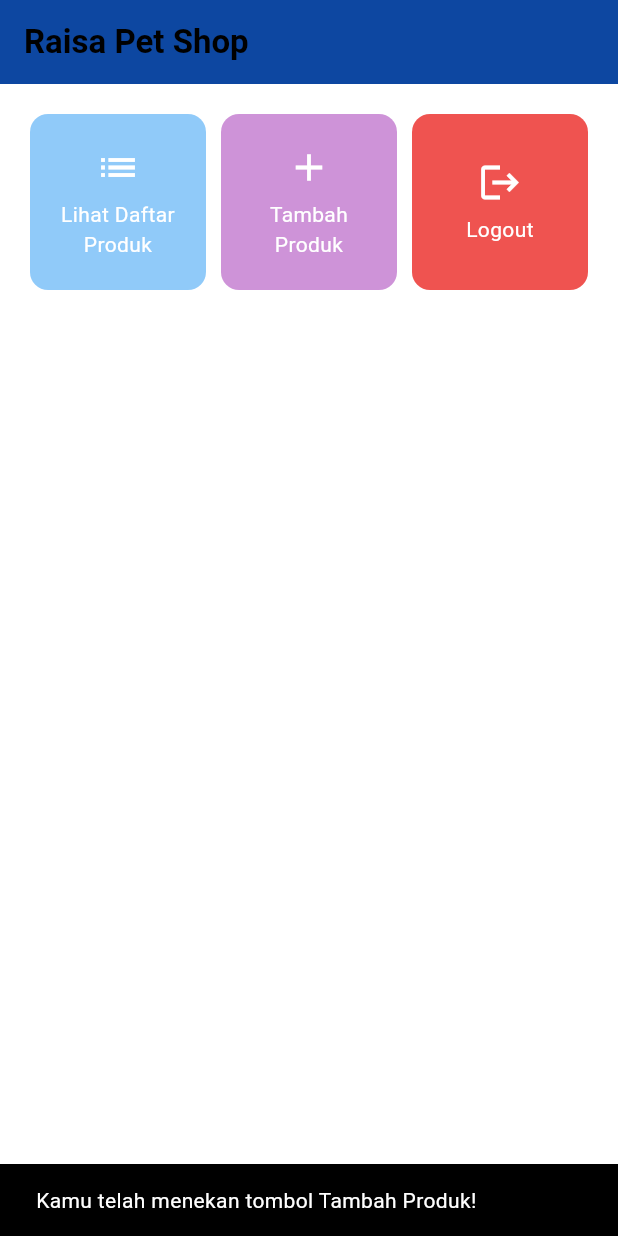
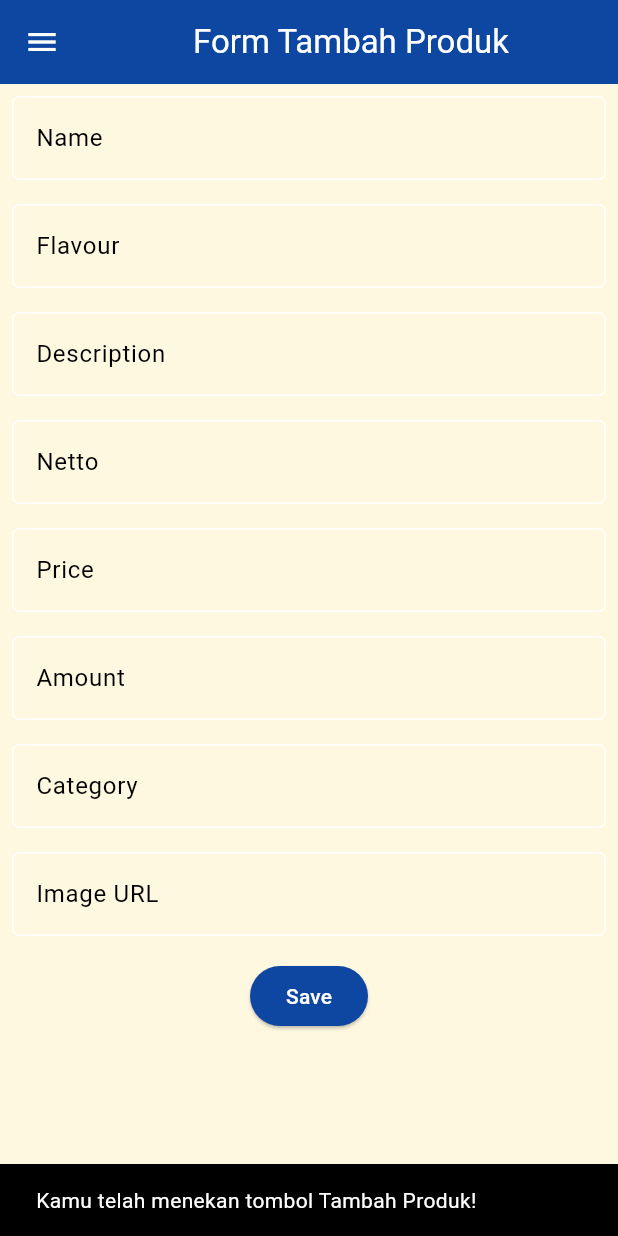
Before and after one commit to raisassc/raisa-petshop-mobile, a Flutter app: the screen it shows after launch, after a tap on "Tambah Produk", on a phone screen of 412 x 824 dp. Run offline on Flutter 3.47's test engine with Material 3 defaults, Android fonts, the phone set to English and light mode, and no system bars.

Commit message:
menyelesaikan tugas 8

```diff
--- a/lib/main.dart
+++ b/lib/main.dart
@@ -1,5 +1,5 @@
 import 'package:flutter/material.dart';
-import 'package:petshop_mobile/menu.dart';
+import 'package:petshop_mobile/screens/menu.dart';
 
 void main() {
   runApp(const MyApp());
@@ -29,7 +29,7 @@ class MyApp extends StatelessWidget {
         //
         // This works for code too, not just values: Most code changes can be
         // tested with just a hot reload.
-        colorScheme: ColorScheme.fromSwatch(primarySwatch: Colors.amber).copyWith(secondary: Colors.amber[50]),
+        colorScheme: ColorScheme.fromSwatch(primarySwatch: Colors.blue).copyWith(secondary: Colors.blue[900]),
         useMaterial3: true,
       ),
       home: MyHomePage(),
--- /dev/null
+++ b/lib/screens/menu.dart
@@ -0,0 +1,44 @@
+import 'package:flutter/material.dart';
+import 'package:petshop_mobile/widgets/left_drawer.dart';
+import 'package:petshop_mobile/widgets/product_card.dart';
+
+class MyHomePage extends StatelessWidget {
+  MyHomePage({super.key});
+
+  final List<ItemHomepage> items = [
+    ItemHomepage("Lihat Daftar Produk", Colors.blue[200]!, Icons.list),
+    ItemHomepage("Tambah Produk", Colors.purple[200]!, Icons.add),
+    ItemHomepage("Logout", Colors.red[400]!, Icons.logout),
+  ];
+
+  @override
+  Widget build(BuildContext context) {
+    return Scaffold(
+      appBar: AppBar(
+        title: const Text(
+          'Raisa Pet Shop',
+          style: TextStyle(
+            fontFamily: 'Chango',
+            color: Colors.white,
+            fontWeight: FontWeight.bold,
+          ),
+        ),
+        backgroundColor: Colors.blue[900],
+        iconTheme: const IconThemeData(color: Colors.white),
+      ),
+      body: GridView.count(
+        primary: false,
+        padding: const EdgeInsets.all(20),
+        crossAxisSpacing: 10,
+        mainAxisSpacing: 10,
+        crossAxisCount: 3,
+        shrinkWrap: true,
+        children: items.map((ItemHomepage item) {
+          return ItemCard(item);
+        }).toList(),
+      ),
+      backgroundColor: Colors.amber[50],
+      drawer: const LeftDrawer(),
+    );
+  }
+}
--- /dev/null
+++ b/lib/screens/productentry_form.dart
@@ -0,0 +1,319 @@
+import 'package:flutter/material.dart';
+import 'package:petshop_mobile/widgets/left_drawer.dart';
+
+class ProductEntryFormPage extends StatefulWidget {
+  const ProductEntryFormPage({super.key});
+
+  @override
+  State<ProductEntryFormPage> createState() => _ProductEntryFormPageState();
+}
+
+class _ProductEntryFormPageState extends State<ProductEntryFormPage> {
+  final _formKey = GlobalKey<FormState>();
+
+  String _productImage = "";
+  String _name = "";
+  String _flavour = "";
+  String _description = "";
+  int _price = 0;
+  int _amount = 0;
+  double _netto = 0.0;
+  String _category = "";
+  DateTime? _expDate;
+
+  @override
+  Widget build(BuildContext context) {
+    return Scaffold(
+      appBar: AppBar(
+        title: const Center(
+          child: Text(
+            'Form Tambah Produk',
+          ),
+        ),
+        backgroundColor: Colors.blue[900],
+        foregroundColor: Colors.white,
+      ),
+      drawer: const LeftDrawer(),
+      body: Form(
+        key: _formKey,
+        child: SingleChildScrollView(
+          child: Column(
+            crossAxisAlignment: CrossAxisAlignment.start,
+            children: [
+              // Name Field
+              Padding(
+                padding: const EdgeInsets.all(8.0),
+                child: TextFormField(
+                  decoration: InputDecoration(
+                    hintText: "Please input name of the product!",
+                    labelText: "Name",
+                    border: OutlineInputBorder(
+                      borderRadius: BorderRadius.circular(5.0),
+                    ),
+                  ),
+                  onChanged: (String? value) {
+                    setState(() {
+                      _name = value!;
+                    });
+                  },
+                  validator: (String? value) {
+                    if (value == null || value.isEmpty) {
+                      return "Nama produk tidak boleh kosong!";
+                    }
+                    return null;
+                  },
+                ),
+              ),
+              // Flavour Field
+              Padding(
+                padding: const EdgeInsets.all(8.0),
+                child: TextFormField(
+                  decoration: InputDecoration(
+                    hintText: "Please input flavour of the product!",
+                    labelText: "Flavour",
+                    border: OutlineInputBorder(
+                      borderRadius: BorderRadius.circular(5.0),
+                    ),
+                  ),
+                  onChanged: (String? value) {
+                    setState(() {
+                      _flavour = value!;
+                    });
+                  },
+                  validator: (String? value) {
+                    if (value == null || value.isEmpty) {
+                      return "Flavour tidak boleh kosong!";
+                    }
+                    return null;
+                  },
+                ),
+              ),
+              // Description Field
+              Padding(
+                padding: const EdgeInsets.all(8.0),
+                child: TextFormField(
+                  decoration: InputDecoration(
+                    hintText: "Please input description of the product!",
+                    labelText: "Description",
+                    border: OutlineInputBorder(
+                      borderRadius: BorderRadius.circular(5.0),
+                    ),
+                  ),
+                  onChanged: (String? value) {
+                    setState(() {
+                      _description = value!;
+                    });
+                  },
+                  validator: (String? value) {
+                    if (value == null || value.isEmpty) {
+                      return "Description tidak boleh kosong!";
+                    }
+                    return null;
+                  },
+                ),
+              ),
+              // Netto Field
+              Padding(
+                padding: const EdgeInsets.all(8.0),
+                child: TextFormField(
+                  decoration: InputDecoration(
+                    hintText: "Please input netto (in grams) of the product",
+                    labelText: "Netto",
+                    border: OutlineInputBorder(
+                      borderRadius: BorderRadius.circular(5.0),
+                    ),
+                  ),
+                  keyboardType: TextInputType.number,
+                  onChanged: (String? value) {
+                    setState(() {
+                      _netto = double.tryParse(value!) ?? 0.0;
+                    });
+                  },
+                  validator: (String? value) {
+                    if (value == null || value.isEmpty) {
+                      return "Netto tidak boleh kosong!";
+                    }
+                    final nettoValue = double.tryParse(value);
+                    if (nettoValue == null) {
+                      return "Netto harus berupa angka!";
+                    }
+                    if (nettoValue < 0) {
+                      return "Netto tidak boleh negatif!";
+                    }
+                    return null;
+                  },
+                ),
+              ),
+              // Price Field
+              Padding(
+                padding: const EdgeInsets.all(8.0),
+                child: TextFormField(
+                  decoration: InputDecoration(
+                    hintText: "Please input price of the product",
+                    labelText: "Price",
+                    border: OutlineInputBorder(
+                      borderRadius: BorderRadius.circular(5.0),
+                    ),
+                  ),
+                  keyboardType: TextInputType.number,
+                  onChanged: (String? value) {
+                    setState(() {
+                      _price = int.tryParse(value!) ?? 0;
+                    });
+                  },
+                  validator: (String? value) {
+                    if (value == null || value.isEmpty) {
+                      return "Harga tidak boleh kosong!";
+                    }
+                    final priceValue = int.tryParse(value);
+                    if (priceValue == null) {
+                      return "Harga harus berupa angka!";
+                    }
+                    if (priceValue < 0) {
+                      return "Harga tidak boleh negatif!";
+                    }
+                    return null;
+                  },
+                ),
+              ),
+              // Amount Field
+              Padding(
+                padding: const EdgeInsets.all(8.0),
+                child: TextFormField(
+                  decoration: InputDecoration(
+                    hintText: "Please input amount of product",
+                    labelText: "Amount",
+                    border: OutlineInputBorder(
+                      borderRadius: BorderRadius.circular(5.0),
+                    ),
+                  ),
+                  keyboardType: TextInputType.number,
+                  onChanged: (String? value) {
+                    setState(() {
+                      _amount = int.tryParse(value!) ?? 0;
+                    });
+                  },
+                  validator: (String? value) {
+                    if (value == null || value.isEmpty) {
+                      return "Amount tidak boleh kosong!";
+                    }
+                    final amountValue = int.tryParse(value);
+                    if (amountValue == null) {
+                      return "Amount harus berupa angka!";
+                    }
+                    if (amountValue < 0) {
+                      return "Amount tidak boleh negatif!";
+                    }
+                    return null;
+                  },
+                ),
+              ),
+              // Category Field
+              Padding(
+                padding: const EdgeInsets.all(8.0),
+                child: TextFormField(
+                  decoration: InputDecoration(
+                    hintText: "Please input category of the product",
+                    labelText: "Category",
+                    border: OutlineInputBorder(
+                      borderRadius: BorderRadius.circular(5.0),
+                    ),
+                  ),
+                  onChanged: (String? value) {
+                    setState(() {
+                      _category = value!;
+                    });
+                  },
+                  validator: (String? value) {
+                    if (value == null || value.isEmpty) {
+                      return "Category tidak boleh kosong!";
+                    }
+                    return null;
+                  },
+                ),
+              ),
+              // Image URL Field
+              Padding(
+                padding: const EdgeInsets.all(8.0),
+                child: TextFormField(
+                  decoration: InputDecoration(
+                    hintText: "Please input URL of the product image",
+                    labelText: "Image URL",
+                    border: OutlineInputBorder(
+                      borderRadius: BorderRadius.circular(5.0),
+                    ),
+                  ),
+                  onChanged: (String? value) {
+                    setState(() {
+                      _productImage = value!;
+                    });
+                  },
+                  validator: (String? value) {
+                    if (value == null || value.isEmpty) {
+                      return "Image URL tidak boleh kosong!";
+                    }
+                    return null;
+                  },
+                ),
+              ),
+              // Save Button
+              Align(
+                alignment: Alignment.bottomCenter,
+                child: Padding(
+                  padding: const EdgeInsets.all(8.0),
+                  child: ElevatedButton(
+                    style: ButtonStyle(
+                      backgroundColor: MaterialStateProperty.all(Colors.blue[900]),
+                    ),
+                    onPressed: () {
+                      if (_formKey.currentState!.validate()) {
+                        showDialog(
+                          context: context,
+                          builder: (context) {
+                            return AlertDialog(
+                              title: const Text('Produk berhasil tersimpan'),
+                              content: SingleChildScrollView(
+                                child: Column(
+                                  crossAxisAlignment: CrossAxisAlignment.start,
+                                  children: [
+                                    Text('Nama Produk: $_name'),
+                                    Text('Flavour: $_flavour'),
+                                    Text('Deskripsi : $_description'),
+                                    Text('Netto: $_netto grams'),
+                                    Text('Category: $_category'),
+                                    Text('Harga: $_price'),
+                                    Text('Jumlah Produk: $_amount'),
+                                    Text('Tanggal Exp: ${_expDate != null ? _expDate.toString() : 'N/A'}'),
+                                    Text('Image URL: $_productImage'),
+                                  ],
+                                ),
+                              ),
+                              actions: [
+                                TextButton(
+                                  child: const Text('OK'),
+                                  onPressed: () {
+                                    Navigator.pop(context);
+                                    _formKey.currentState!.reset();
+                                  },
+                                ),
+                              ],
+                            );
+                          },
+                        );
+                      }
+                    },
+                    child: const Text(
+                      "Save",
+                      style: TextStyle(color: Colors.white),
+                    ),
+                  ),
+                ),
+              ),
+            ],
+          ),
+        ),
+      ),
+      backgroundColor: Colors.amber[50],
+    );
+  }
+}
--- /dev/null
+++ b/lib/widgets/left_drawer.dart
@@ -0,0 +1,70 @@
+import 'package:flutter/material.dart';
+import 'package:petshop_mobile/screens/menu.dart';
+import 'package:petshop_mobile/screens/productentry_form.dart';
+
+class LeftDrawer extends StatelessWidget {
+  const LeftDrawer({super.key});
+
+  @override
+  Widget build(BuildContext context) {
+    return Drawer(
+      child: ListView(
+        children: [
+          DrawerHeader(
+            decoration: BoxDecoration(
+            color: Colors.blue[900],
+          ),
+          child: const Column(
+            children: [
+              Text(
+                'Raisa Petshop',
+                textAlign: TextAlign.center,
+                style: TextStyle(
+                  fontSize: 24,
+                  fontWeight: FontWeight.bold,
+                  color: Colors.white,
+                ),
+              ),
+              Padding(padding: EdgeInsets.all(8)),
+              Text(
+                "Choose Us for Your Beloved Pets",
+                textAlign: TextAlign.center,
+                style: TextStyle(
+                  fontSize: 16,
+                  fontWeight: FontWeight.normal,
+                  color: Colors.white,
+                ),
+                // TODO: Tambahkan gaya teks dengan center alignment, font ukuran 15, warna putih, dan weight biasa
+              ),
+            ],
+          ),
+          ),
+            ListTile(
+              leading: const Icon(Icons.home_outlined),
+              title: const Text('Halaman Utama'),
+              // Bagian redirection ke MyHomePage
+              onTap: () {
+                Navigator.pushReplacement(
+                    context,
+                    MaterialPageRoute(
+                      builder: (context) => MyHomePage(),
+                    ));
+              },
+            ),
+            ListTile(
+              leading: const Icon(Icons.add),
+              title: const Text('Tambah Produk'),
+              // Bagian redirection ke MoodEntryFormPage
+              onTap: () {
+                Navigator.pushReplacement(
+                    context,
+                    MaterialPageRoute(
+                      builder: (context) => ProductEntryFormPage(),
+                    ));
+              },
+            ),
+        ],
+      ),
+    );
+  }
+}
--- a/lib/menu.dart
+++ b/lib/widgets/product_card.dart
@@ -1,41 +1,5 @@
 import 'package:flutter/material.dart';
-
-class MyHomePage extends StatelessWidget {
-  MyHomePage({super.key});
-
-  final List<ItemHomepage> items = [
-    ItemHomepage("Lihat Daftar Produk", Colors.blue[200]!, Icons.list),
-    ItemHomepage("Tambah Produk", Colors.purple[200]!, Icons.add),
-    ItemHomepage("Logout", Colors.red[400]!, Icons.logout),
-  ];
-
-  @override
-  Widget build(BuildContext context) {
-    return Scaffold(
-      appBar: AppBar(
-        title: const Text(
-          'Raisa Pet Shop',
-          style: TextStyle(
-            color: Colors.black,
-            fontWeight: FontWeight.bold,
-          ),
-        ),
-        backgroundColor: Colors.blue[900],
-      ),
-      body: GridView.count(
-        primary: true,
-        padding: const EdgeInsets.all(20),
-        crossAxisSpacing: 10,
-        mainAxisSpacing: 10,
-        crossAxisCount: 3,
-        shrinkWrap: true,
-        children: items.map((ItemHomepage item) {
-          return ItemCard(item);
-        }).toList(),
-      ),
-    );
-  }
-}
+import 'package:petshop_mobile/screens/productentry_form.dart';
 
 class ItemHomepage {
   final String name;
@@ -62,6 +26,14 @@ class ItemCard extends StatelessWidget {
             ..showSnackBar(
               SnackBar(content: Text("Kamu telah menekan tombol ${item.name}!")),
             );
+            if (item.name == "Tambah Produk") {
+              Navigator.push(
+                    context,
+                    MaterialPageRoute(
+                      builder: (context) => ProductEntryFormPage(),
+                    ));
+    // TODO: Gunakan Navigator.push untuk melakukan navigasi ke MaterialPageRoute yang mencakup MoodEntryFormPage.
+  }
         },
         child: Container(
           padding: const EdgeInsets.all(8),
--- a/pubspec.yaml
+++ b/pubspec.yaml
@@ -57,6 +57,10 @@ flutter:
   # included with your application, so that you can use the icons in
   # the material Icons class.
   uses-material-design: true
+  fonts:
+    - family: Chango
+      fonts:
+        - asset: fonts/Chango-Regular.ttf
 
   # To add assets to your application, add an assets section, like this:
   # assets:
```
Also changed, not shown: fonts/Chango-Regular.ttf (added), 1 other file.
